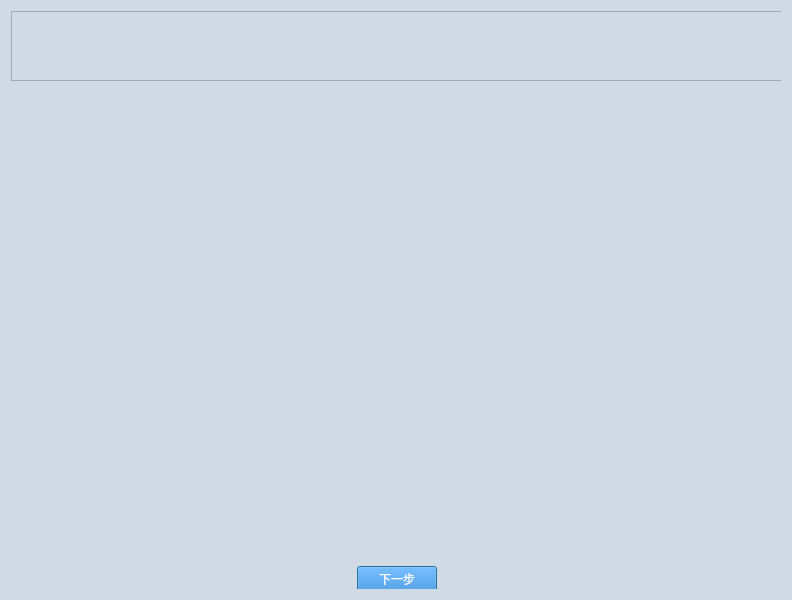
The window that ui/SIMPLE_TEST_PROCESS_1BTN.ui (gaoxingyu-hub/HUA54testframework) describes before a commit, drawn with Qt 5.
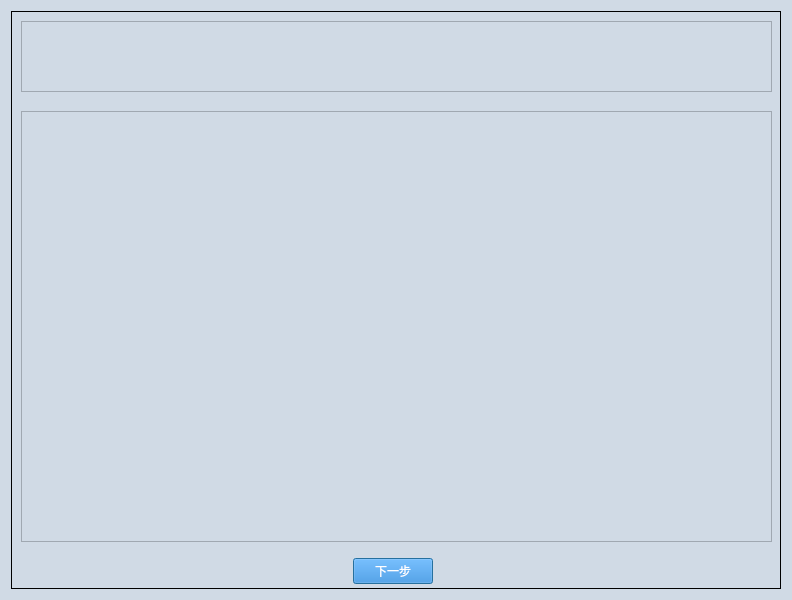
The same window after the commit.

Commit message: use QGraphicsView replace Lable

Patch:
```diff
--- a/ui/SIMPLE_TEST_PROCESS_1BTN.ui
+++ b/ui/SIMPLE_TEST_PROCESS_1BTN.ui
@@ -70,33 +70,25 @@
      <property name="title">
       <string/>
      </property>
-     <widget class="QWidget" name="layoutWidget">
+     <widget class="QGraphicsView" name="graphicsView">
       <property name="geometry">
        <rect>
-        <x>0</x>
-        <y>0</y>
-        <width>771</width>
-        <height>581</height>
+        <x>10</x>
+        <y>100</y>
+        <width>751</width>
+        <height>431</height>
        </rect>
-      </property>
-      <layout class="QVBoxLayout" name="verticalLayout" stretch="2,14,1">
-       <item>
-        <widget class="QTextBrowser" name="textBrowser_contents"/>
-       </item>
-       <item>
-        <widget class="QLabel" name="label_img">
-         <property name="text">
-          <string/>
-         </property>
-         <property name="scaledContents">
-          <bool>false</bool>
-         </property>
-         <property name="alignment">
-          <set>Qt::AlignCenter</set>
-         </property>
-        </widget>
-       </item>
-       <item>
+      </property>
+     </widget>
+     <widget class="QWidget" name="">
+      <property name="geometry">
+       <rect>
+        <x>1</x>
+        <y>547</y>
+        <width>761</width>
+        <height>27</height>
+       </rect>
+      </property>
         <layout class="QGridLayout" name="gridLayout">
          <item row="0" column="1">
           <widget class="QPushButton" name="pushButton_1">
@@ -132,8 +124,16 @@
           </spacer>
          </item>
         </layout>
-       </item>
-      </layout>
+     </widget>
+     <widget class="QTextBrowser" name="textBrowser_contents">
+      <property name="geometry">
+       <rect>
+        <x>10</x>
+        <y>10</y>
+        <width>751</width>
+        <height>71</height>
+       </rect>
+      </property>
      </widget>
     </widget>
    </item>
```
Lines whose indentation alone changed are shown as unchanged. The commit also changes 14 other files.
